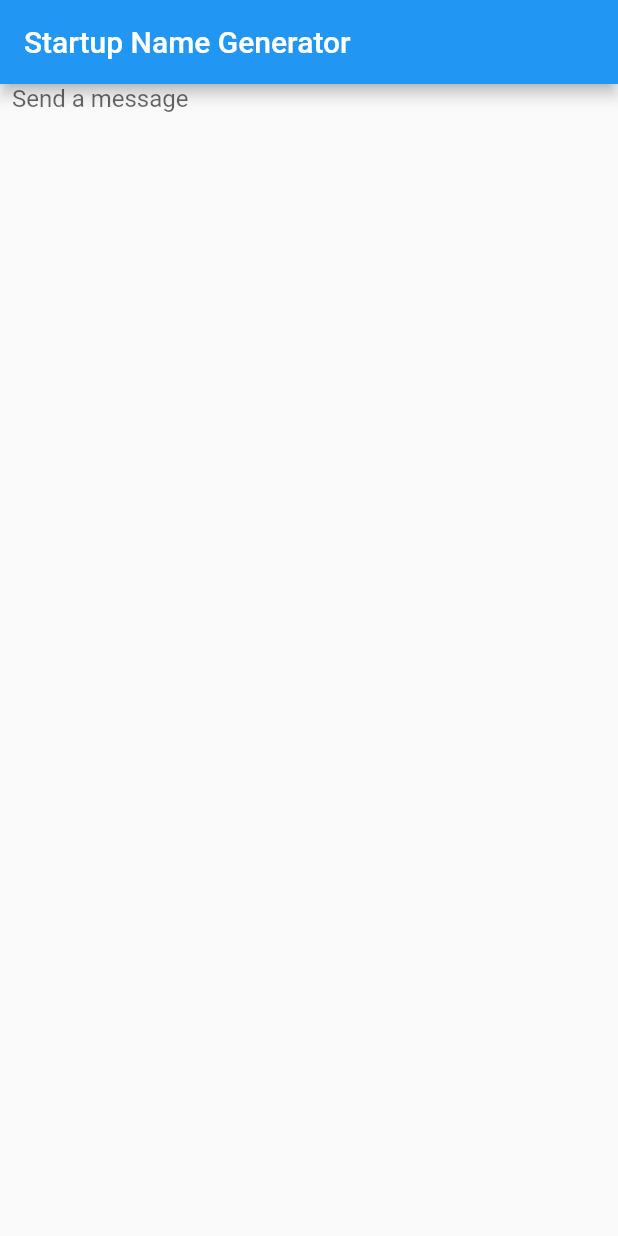
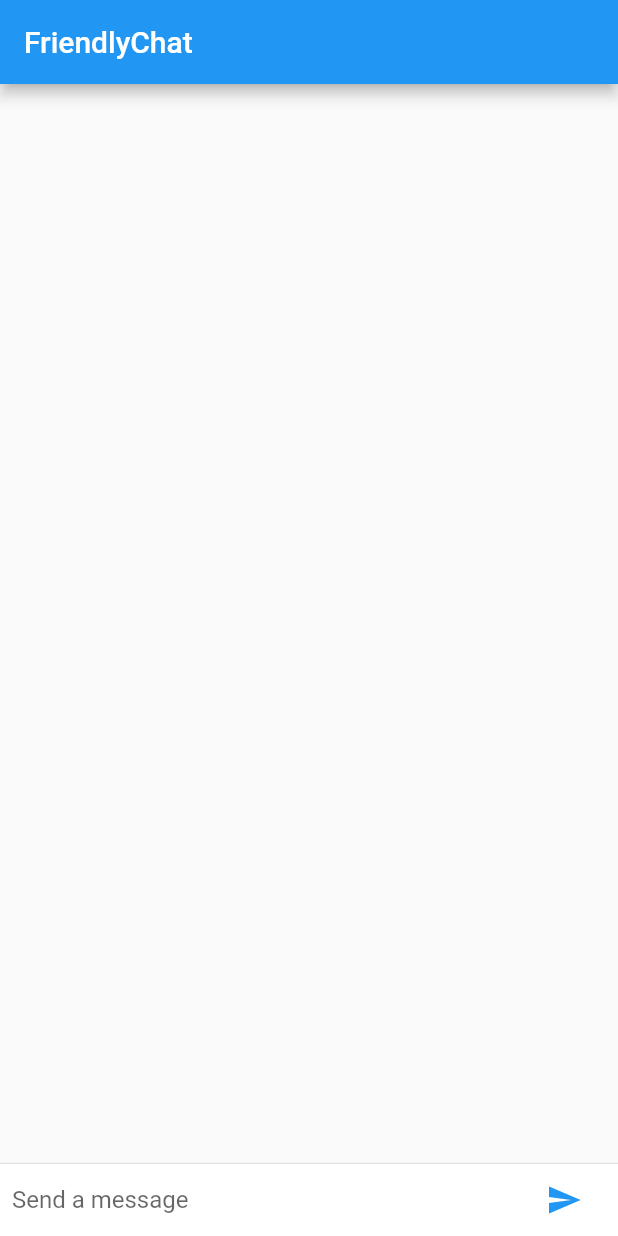
Before and after one commit to vigreux-joel/flutter-social, a Flutter app: the screen it shows after launch, on a phone screen of 412 x 824 dp. Run offline on Flutter 3.47's test engine with Material 2 defaults, Android fonts, the phone set to English and light mode, and no system bars.

Commit message:
0.0.1 • Chat

```diff
--- a/lib/main.dart
+++ b/lib/main.dart
@@ -5,6 +5,8 @@ void main() {
     const FriendlyChatApp(),
   );
 }
+
+String _name = 'Pseudo';
 
 class FriendlyChatApp extends StatelessWidget {
   const FriendlyChatApp({
@@ -20,28 +22,105 @@ class FriendlyChatApp extends StatelessWidget {
   }
 }
 
+class ChatMessage extends StatelessWidget {
+  const ChatMessage({
+    required this.text,
+    required this.animationController,
+    Key? key,
+  }) : super(key: key);
+  final String text;
+  final AnimationController animationController;
+
+  @override
+  Widget build(BuildContext context) {
+    return SizeTransition(
+      sizeFactor:
+      CurvedAnimation(parent: animationController, curve: Curves.easeOut),
+      axisAlignment: 0.0,
+      child: Container(
+        margin: const EdgeInsets.symmetric(vertical: 10.0),
+        child: Row(
+          crossAxisAlignment: CrossAxisAlignment.start,
+          children: [
+            Container(
+              margin: const EdgeInsets.only(right: 16.0),
+              child: CircleAvatar(child: Text(_name[0])),
+            ),
+            Column(
+              crossAxisAlignment: CrossAxisAlignment.start,
+              children: [
+                Text(_name, style: Theme.of(context).textTheme.headline4),
+                Container(
+                  margin: const EdgeInsets.only(top: 5.0),
+                  child: Text(text),
+                ),
+              ],
+            ),
+          ],
+        ),
+      ),
+    );
+  }
+}
+
 class ChatScreen extends StatefulWidget {
-  const ChatScreen({Key? key}) : super(key: key);
+  const ChatScreen({
+    Key? key,
+  }) : super(key: key);
 
   @override
   State<ChatScreen> createState() => _ChatScreenState();
 }
 
-class _ChatScreenState extends State<ChatScreen> {
+class _ChatScreenState extends State<ChatScreen> with TickerProviderStateMixin {
+  final List<ChatMessage> _messages = [];
   final _textController = TextEditingController();
+  final FocusNode _focusNode = FocusNode();
+
+  void _handleSubmitted(String text) {
+    _textController.clear();
+    var message = ChatMessage(
+      text: text,
+      animationController: AnimationController(
+        duration: const Duration(milliseconds: 700),
+        vsync: this,
+      ),
+    );
+    setState(() {
+      _messages.insert(0, message);
+    });
+    _focusNode.requestFocus();
+    message.animationController.forward();
+  }
 
   @override
   Widget build(BuildContext context) {
     return Scaffold(
-      appBar: AppBar(
-        title: const Text('Startup Name Generator'),
+      appBar: AppBar(title: const Text('FriendlyChat')),
+      body: Column(
+        children: [
+          Flexible(
+            child: ListView.builder(
+              padding: const EdgeInsets.all(8.0),
+              reverse: true,
+              itemBuilder: (_, index) => _messages[index],
+              itemCount: _messages.length,
             ),
-      body: _buildTextComposer(),
+          ),
+          const Divider(height: 1.0),
+          Container(
+            decoration: BoxDecoration(color: Theme.of(context).cardColor),
+            child: _buildTextComposer(),
+          ),
+        ],
+      ),
     );
   }
 
   Widget _buildTextComposer() {
-    return Container(
+    return IconTheme(
+      data: IconThemeData(color: Theme.of(context).colorScheme.secondary),
+      child: Container(
         margin: const EdgeInsets.symmetric(horizontal: 8.0),
         child: Row(
           children: [
@@ -51,13 +130,26 @@ class _ChatScreenState extends State<ChatScreen> {
                 onSubmitted: _handleSubmitted,
                 decoration:
                 const InputDecoration.collapsed(hintText: 'Send a message'),
+                focusNode: _focusNode,
               ),
+            ),
+            Container(
+              margin: const EdgeInsets.symmetric(horizontal: 4.0),
+              child: IconButton(
+                  icon: const Icon(Icons.send),
+                  onPressed: () => _handleSubmitted(_textController.text)),
             ),
           ],
         ),
+      ),
     );
   }
-  void _handleSubmitted(String text) {
-    _textController.clear();
+
+  @override
+  void dispose() {
+    for (var message in _messages) {
+      message.animationController.dispose();
+    }
+    super.dispose();
   }
 }
```
Lines whose indentation alone changed are shown as unchanged.
